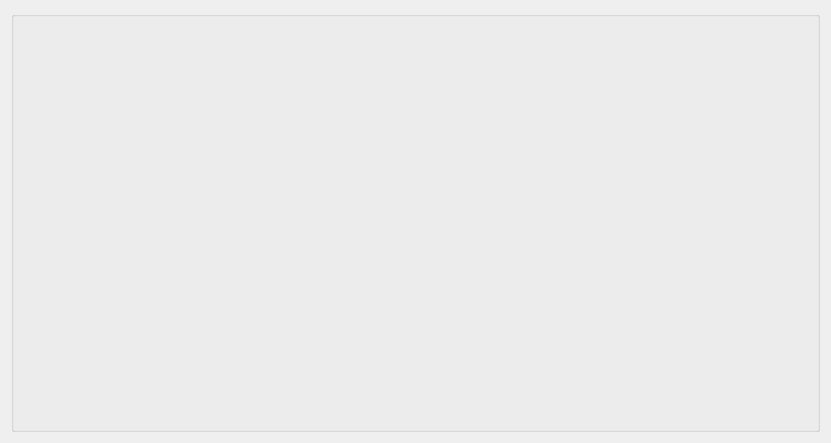
Before: the Qt Designer form ui/widgettabeff.ui in flagage/volleyclubstats, drawn with Qt 5.
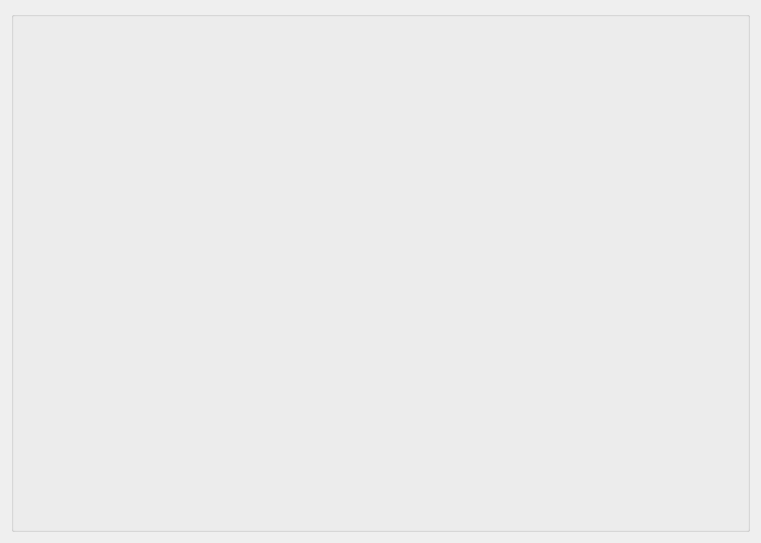
After: the same form once the commit is applied.

Diff of the .ui file:
```diff
--- a/ui/widgettabeff.ui
+++ b/ui/widgettabeff.ui
@@ -6,8 +6,8 @@
    <rect>
     <x>0</x>
     <y>0</y>
-    <width>831</width>
-    <height>443</height>
+    <width>761</width>
+    <height>543</height>
    </rect>
   </property>
   <property name="windowTitle">
```
